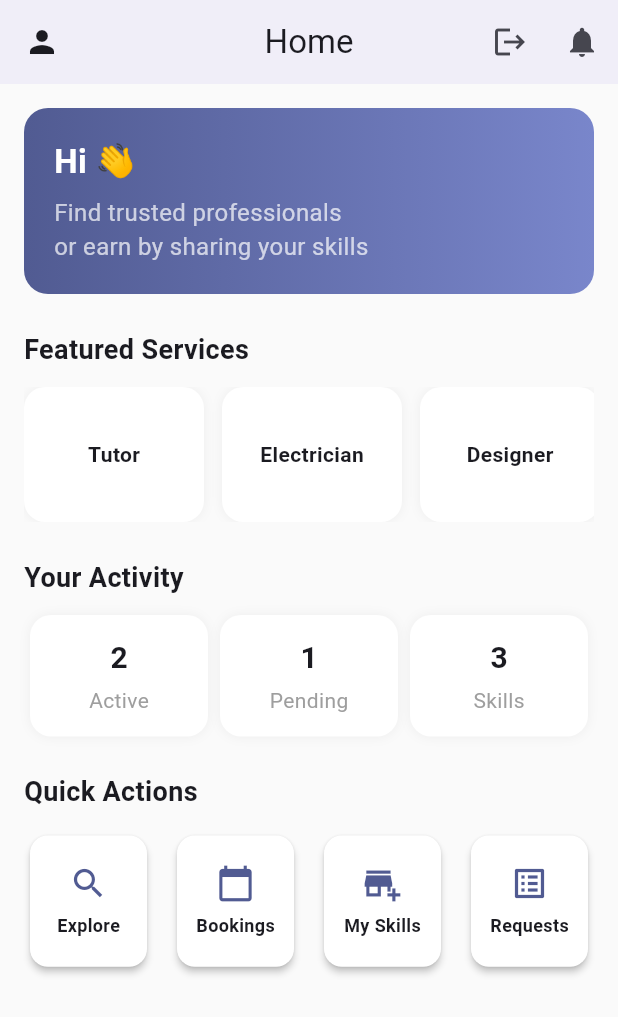
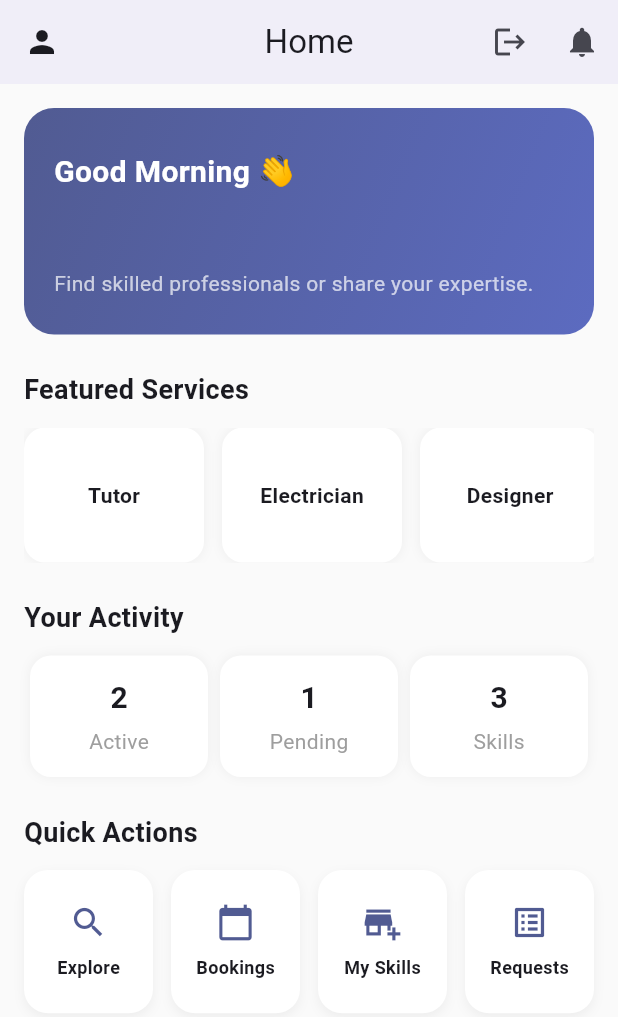
Before and after one commit to joshuaekuriakose/on-demand-skill-renting-platform, a Flutter app: the MainDashboard screen opened directly, on a phone screen of 412 x 824 dp. Shown: the top 1017 px of the screen. Run offline on Flutter 3.47's test engine with Material 3 defaults, Android fonts, the phone set to English and light mode, and no system bars; our stand-ins replace firebase_core, firebase_messaging, shared_preferences, shimmer; accounts and stored records are empty; network calls fail.

Commit message:
Bug Fixed

```diff
--- a/skill_renting_app/lib/core/services/auth_storage.dart
+++ b/skill_renting_app/lib/core/services/auth_storage.dart
@@ -2,24 +2,31 @@ import 'package:shared_preferences/shared_preferences.dart';
 
 class AuthStorage {
   static const _tokenKey = "auth_token";
-  static const _roleKey = "user_role";
+  static const _nameKey = "user_name";
 
-  static Future<void> saveAuthData(String token, String role) async {
+  // Save token + name
+  static Future<void> saveAuthData(String token, String name) async {
     final prefs = await SharedPreferences.getInstance();
+
     await prefs.setString(_tokenKey, token);
-    await prefs.setString(_roleKey, role);
+    await prefs.setString(_nameKey, name);
   }
 
+  // Get token
   static Future<String?> getToken() async {
     final prefs = await SharedPreferences.getInstance();
     return prefs.getString(_tokenKey);
   }
 
-  static Future<String?> getRole() async {
+  // Get name
+  static Future<String?> getName() async {
     final prefs = await SharedPreferences.getInstance();
-    return prefs.getString(_roleKey);
+    final name = prefs.getString(_nameKey); //New
+
+    return prefs.getString(_nameKey);
   }
 
+  // Clear everything
   static Future<void> clear() async {
     final prefs = await SharedPreferences.getInstance();
     await prefs.clear();
--- a/skill_renting_app/lib/features/auth/screens/login_screen.dart
+++ b/skill_renting_app/lib/features/auth/screens/login_screen.dart
@@ -41,8 +41,6 @@ class _LoginScreenState extends State<LoginScreen> {
       });
       return;
     }
-
-    await AuthStorage.saveAuthData(user.token, user.role);
 
 if (!mounted) return;
 
--- a/skill_renting_app/lib/features/dashboard/main_dashboard.dart
+++ b/skill_renting_app/lib/features/dashboard/main_dashboard.dart
@@ -21,10 +21,25 @@ class MainDashboard extends StatefulWidget {
 
 class _MainDashboardState extends State<MainDashboard> {
 
+  String _getGreeting() {
+  final hour = DateTime.now().hour;
+
+  if (hour < 12) {
+    return "Good Morning";
+  } else if (hour < 17) {
+    return "Good Afternoon";
+  } else {
+    return "Good Evening";
+  }
+}
+
+String _userName = "";
+
 @override
 void initState() {
   super.initState();
   _loadCount();
+  _loadUserName();
 }
 
   int _unreadCount = 0;
@@ -39,6 +54,15 @@ void initState() {
       MaterialPageRoute(builder: (_) => const LoginScreen()),
       (_) => false,
     );
+  }
+
+Future<void> _loadUserName() async {
+  final name = await AuthStorage.getName();
+  if (name != null) {
+    setState(() {
+      _userName = name;
+    });
+  }
 }
 
   Future<void> _loadCount() async {
@@ -170,41 +194,51 @@ void initState() {
   Widget _buildHeroSection(BuildContext context) {
   return Container(
     width: double.infinity,
-
-      padding: const EdgeInsets.all(20),
+    padding: const EdgeInsets.fromLTRB(20, 28, 20, 24),
 
     decoration: BoxDecoration(
-        borderRadius: BorderRadius.circular(16),
-
       gradient: LinearGradient(
         colors: [
           Theme.of(context).primaryColor,
-            Colors.indigo.shade300,
+          Colors.indigo.shade400,
         ],
+        begin: Alignment.topLeft,
+        end: Alignment.bottomRight,
       ),
+      borderRadius: BorderRadius.circular(20),
     ),
 
     child: Column(
       crossAxisAlignment: CrossAxisAlignment.start,
-
-        children: const [
+      children: [
 
         Text(
-            "Hi 👋",
-            style: TextStyle(
+          "${_getGreeting()} 👋",
+          style: const TextStyle(
             color: Colors.white,
-              fontSize: 22,
+            fontSize: 20,
+            fontWeight: FontWeight.w600,
+          ),
+        ),
+
+        const SizedBox(height: 6),
+
+        Text(
+          _userName.isNotEmpty ? _userName : "",
+          style: const TextStyle(
+            color: Colors.white,
+            fontSize: 24,
             fontWeight: FontWeight.bold,
           ),
         ),
 
-          SizedBox(height: 6),
+        const SizedBox(height: 10),
 
-          Text(
-            "Find trusted professionals\nor earn by sharing your skills",
+        const Text(
+          "Find skilled professionals or share your expertise.",
           style: TextStyle(
             color: Colors.white70,
-              fontSize: 16,
+            fontSize: 14,
           ),
         ),
       ],
@@ -482,6 +516,7 @@ class _DashboardIcon extends StatelessWidget {
   final VoidCallback onTap;
 
   const _DashboardIcon({
+    super.key,
     required this.icon,
     required this.label,
     required this.onTap,
@@ -490,20 +525,22 @@ class _DashboardIcon extends StatelessWidget {
   @override
   Widget build(BuildContext context) {
     return InkWell(
-      borderRadius: BorderRadius.circular(12),
-
+      borderRadius: BorderRadius.circular(16),
       onTap: onTap,
-
-      child: Card(
-        elevation: 2,
-
-        shape: RoundedRectangleBorder(
-          borderRadius: BorderRadius.circular(12),
+      child: Container(
+        decoration: BoxDecoration(
+          color: Colors.white,
+          borderRadius: BorderRadius.circular(16),
+          boxShadow: [
+            BoxShadow(
+              color: Colors.black.withOpacity(0.05),
+              blurRadius: 6,
+              offset: const Offset(0, 3),
             ),
-
+          ],
+        ),
         child: Column(
           mainAxisAlignment: MainAxisAlignment.center,
-
           children: [
 
             Icon(
@@ -512,7 +549,7 @@ class _DashboardIcon extends StatelessWidget {
               color: Theme.of(context).primaryColor,
             ),
 
-            const SizedBox(height: 6),
+            const SizedBox(height: 8),
 
             Text(
               label,
```
Also changed, not shown: skill_renting_app/lib/features/auth/auth_service.dart (+31 -6 lines), skill_renting_app/lib/features/skills/screens/skill_list_screen.dart (+71 -24 lines), 1 other file. Lines whose indentation alone changed are shown as unchanged.
